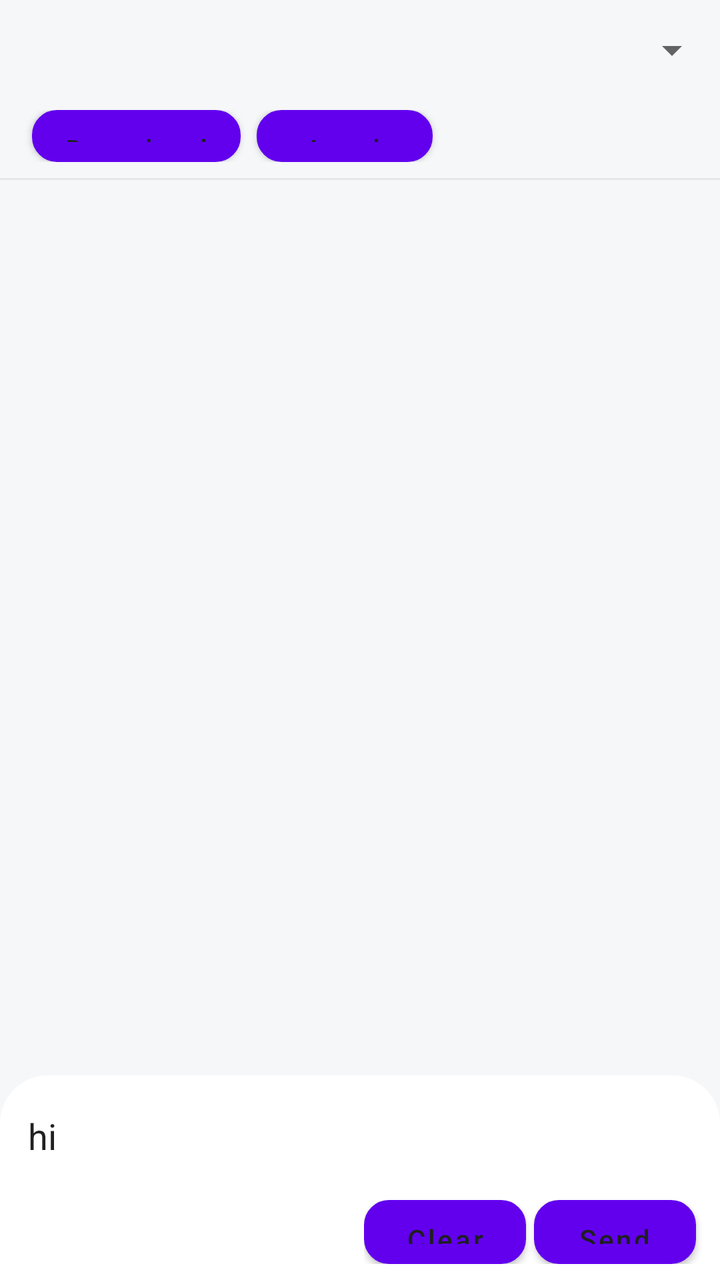
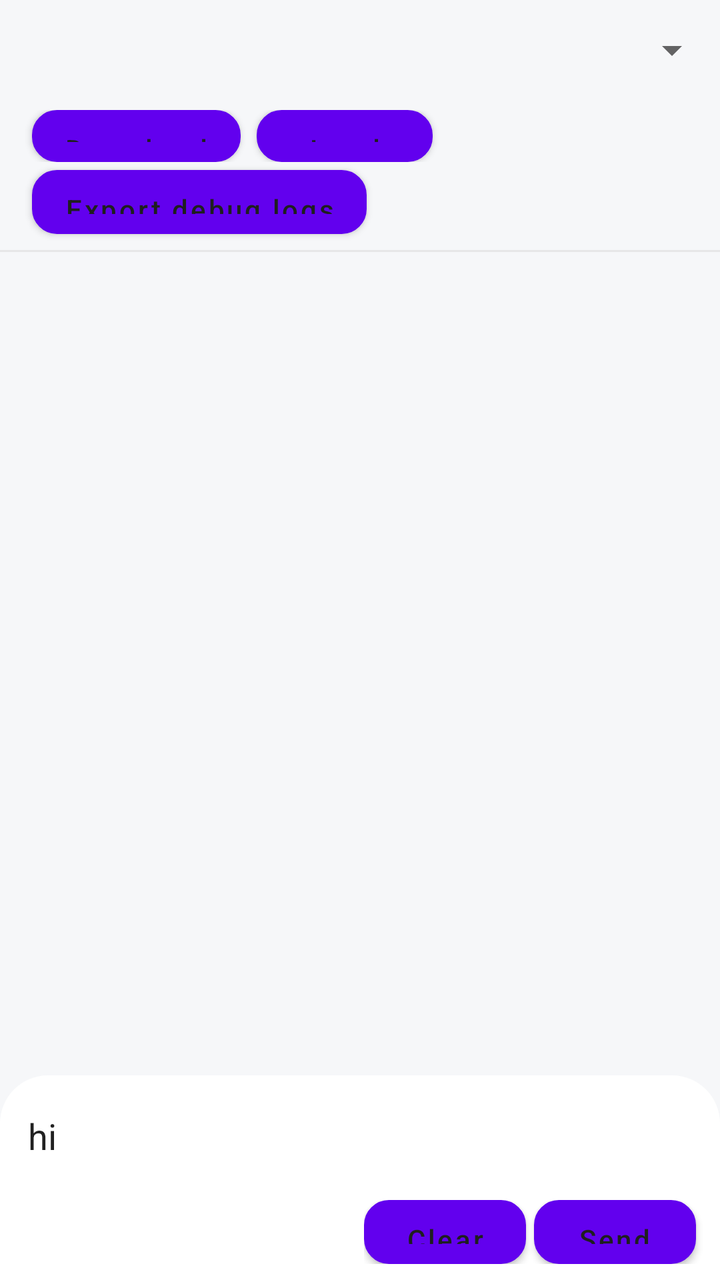

Two renders of the same Android screen: before a commit and after it. Below are the layout's source before the change and the commit's diff.
<!-- AndroidManifest.xml: application theme Theme.MaterialComponents.Light.NoActionBar -->
<!-- res/layout/activity_main.xml -->
<?xml version="1.0" encoding="utf-8"?>
<RelativeLayout xmlns:android="http://schemas.android.com/apk/res/android"
    xmlns:app="http://schemas.android.com/apk/res-auto"
    xmlns:tools="http://schemas.android.com/tools"
    android:layout_width="match_parent"
    android:layout_height="match_parent"
    android:layout_marginStart="0dp"
    android:layout_marginEnd="0dp"
    android:layout_marginBottom="20dp"
    android:background="@color/bg_normal"
    android:fitsSystemWindows="true">

    <LinearLayout
        android:layout_width="match_parent"
        android:layout_height="match_parent"
        android:orientation="vertical">

        
        <FrameLayout
            android:layout_width="match_parent"
            android:layout_height="50dp"
            android:layout_marginBottom="5dp">

            <Spinner
                android:id="@+id/sp_model_list"
                android:layout_width="match_parent"
                android:layout_height="match_parent"
                android:paddingLeft="10dp" />

            <View
                android:id="@+id/v_tip"
                android:layout_width="match_parent"
                android:layout_height="50dp"
                android:visibility="gone" />
        </FrameLayout>


        
        <LinearLayout
            android:layout_width="match_parent"
            android:layout_height="wrap_content"
            android:gravity="center_vertical"
            android:orientation="horizontal">

            <Button
                android:id="@+id/btn_download"
                android:layout_width="wrap_content"
                android:layout_height="26dp"
                android:layout_marginStart="16dp"
                android:layout_marginEnd="8dp"
                android:background="@drawable/btn_rounded_border"
                android:text="Download"
                android:textAllCaps="false"
                android:textColor="#1F1F1F" />

            <Button
                android:id="@+id/btn_load_model"
                android:layout_width="wrap_content"
                android:layout_height="26dp"
                android:layout_marginEnd="8dp"
                android:background="@drawable/btn_rounded_border"
                android:text="Load"
                android:textAllCaps="false"
                android:textColor="#1F1F1F" />

            <Button
                android:id="@+id/btn_unload_model"
                android:layout_width="wrap_content"
                android:layout_height="26dp"
                android:layout_marginEnd="8dp"
                android:background="@drawable/btn_rounded_border"
                android:text="Unload"
                android:textAllCaps="false"
                android:textColor="#1F1F1F"
                android:visibility="gone"
                tools:visibility="gone" />

            <Button
                android:id="@+id/btn_stop"
                android:layout_width="wrap_content"
                android:layout_height="26dp"
                android:layout_marginEnd="8dp"
                android:background="@drawable/btn_rounded_border"
                android:text="Stop"
                android:textAllCaps="false"
                android:textColor="#1F1F1F"
                android:visibility="gone"
                tools:visibility="gone" />

        </LinearLayout>

        <View
            android:layout_width="match_parent"
            android:layout_height="1dp"
            android:layout_marginTop="8dp"
            android:background="#E7E7E7" />

        <Button
            android:id="@+id/btn_test"
            android:layout_width="wrap_content"
            android:layout_height="wrap_content"
            android:text="test"
            android:visibility="gone" />

        <FrameLayout
            android:layout_width="match_parent"
            android:layout_height="match_parent">

            <LinearLayout
                android:layout_width="match_parent"
                android:layout_height="match_parent"
                android:orientation="vertical">

                
                <androidx.recyclerview.widget.RecyclerView
                    android:id="@+id/rv_chat"
                    android:layout_width="match_parent"
                    android:layout_height="0dp"
                    android:layout_weight="1"
                    android:clipToPadding="false"
                    android:padding="8dp"
                    android:scrollbars="vertical"
                    app:layoutManager="androidx.recyclerview.widget.LinearLayoutManager" />

                
                <LinearLayout
                    android:layout_width="match_parent"
                    android:layout_height="wrap_content"
                    android:background="@drawable/bg_input_box_background"
                    android:orientation="vertical"
                    android:paddingLeft="8dp"
                    android:paddingTop="6dp"
                    android:paddingRight="8dp">

                    <HorizontalScrollView
                        android:id="@+id/scroll_images"
                        android:layout_width="match_parent"
                        android:layout_height="100dp"
                        android:layout_margin="6dp"
                        android:overScrollMode="never"
                        android:visibility="gone">

                        <LinearLayout
                            android:id="@+id/ll_images_container"
                            android:layout_width="wrap_content"
                            android:layout_height="match_parent"
                            android:layout_marginLeft="6dp"
                            android:layout_marginEnd="6dp"
                            android:orientation="horizontal" />
                    </HorizontalScrollView>

                    <EditText
                        android:id="@+id/et_input"
                        android:layout_width="match_parent"
                        android:layout_height="wrap_content"
                        android:layout_marginTop="6dp"
                        android:layout_marginBottom="6dp"
                        android:background="@null"
                        android:hint="Type prompt..."
                        android:padding="6dp"
                        android:text="hi"
                        android:textColorHint="#ADADAD"
                        android:imeOptions="actionSend"
                        android:inputType="text" />

                    <LinearLayout
                        android:layout_width="match_parent"
                        android:layout_height="wrap_content"
                        android:orientation="horizontal"
                        android:paddingTop="8dp"
                        android:paddingBottom="8dp">

                        <LinearLayout
                            android:layout_width="0dp"
                            android:layout_height="wrap_content"
                            android:layout_marginRight="4dp"
                            android:layout_weight="1"
                            android:gravity="start"
                            android:orientation="horizontal">

                            <Button
                                android:id="@+id/btn_add_image"
                                android:layout_width="0dp"
                                android:layout_height="32dp"
                                android:layout_marginLeft="4dp"
                                android:layout_marginRight="4dp"
                                android:layout_weight="1"
                                android:background="@drawable/btn_rounded_border"
                                android:ellipsize="end"
                                android:singleLine="true"
                                android:text="Add Image"
                                android:textAllCaps="false"
                                android:textColor="#1F1F1F"
                                android:visibility="invisible" />

                        </LinearLayout>

                        <LinearLayout
                            android:layout_width="0dp"
                            android:layout_height="wrap_content"
                            android:layout_weight="1"
                            android:gravity="end"
                            android:orientation="horizontal">

                            <Button
                                android:id="@+id/btn_clear_history"
                                android:layout_width="0dp"
                                android:layout_height="32dp"
                                android:layout_marginRight="4dp"
                                android:layout_weight="1"
                                android:background="@drawable/btn_rounded_border"
                                android:ellipsize="end"
                                android:singleLine="true"
                                android:text="Clear"
                                android:textAllCaps="false"
                                android:textColor="#1F1F1F" />

                            <Button
                                android:id="@+id/btn_send"
                                android:layout_width="0dp"
                                android:layout_height="32dp"
                                android:layout_marginEnd="4dp"
                                android:layout_weight="1"
                                android:background="@drawable/btn_rounded_border"
                                android:ellipsize="end"
                                android:singleLine="true"
                                android:text="Send"
                                android:textAllCaps="false"
                                android:textColor="#1F1F1F" />
                        </LinearLayout>
                    </LinearLayout>
                </LinearLayout>
            </LinearLayout>
        </FrameLayout>

    </LinearLayout>

    
    <LinearLayout
        android:id="@+id/ll_downloading"
        android:layout_width="match_parent"
        android:layout_height="match_parent"
        android:clickable="true"
        android:gravity="center"
        android:orientation="vertical"
        android:visibility="invisible"
        tools:visibility="visible">

        <ProgressBar
            android:id="@+id/pb_downloading"
            android:layout_width="wrap_content"
            android:layout_height="wrap_content"
            android:layout_gravity="center" />

        <TextView
            android:id="@+id/tv_download_progress"
            android:layout_width="wrap_content"
            android:layout_height="wrap_content"
            android:text="0%" />

        <LinearLayout
            android:layout_width="wrap_content"
            android:layout_height="wrap_content"
            android:layout_marginTop="20dp"
            android:orientation="horizontal">

            <Button
                android:id="@+id/btn_cancel_download"
                android:layout_width="wrap_content"
                android:layout_height="30dp"
                android:background="@drawable/btn_rounded_border"
                android:text="cancel"
                android:textAllCaps="false" />

            <Button
                android:id="@+id/btn_retry_download"
                android:layout_width="wrap_content"
                android:layout_height="30dp"
                android:layout_marginLeft="20dp"
                android:background="@drawable/btn_rounded_border"
                android:text="retry"
                android:textAllCaps="false" />
        </LinearLayout>
    </LinearLayout>

    <LinearLayout
        android:id="@+id/ll_loading"
        android:layout_width="match_parent"
        android:layout_height="match_parent"
        android:clickable="true"
        android:gravity="center"
        android:orientation="vertical"
        android:visibility="invisible"
        tools:visibility="gone">

        <ProgressBar
            android:layout_width="wrap_content"
            android:layout_height="wrap_content"
            android:layout_gravity="center" />

        <TextView
            android:layout_width="wrap_content"
            android:layout_height="wrap_content"
            android:text="Loading" />
    </LinearLayout>

</RelativeLayout>
<!-- resources referenced by this layout -->
<resources>
  <color name="bg_normal">#F6F7F9</color>
  <!-- drawable bg_input_box_background (drawable) -->
  <?xml version="1.0" encoding="utf-8"?>
  <shape xmlns:android="http://schemas.android.com/apk/res/android"
      android:shape="rectangle">
      <solid android:color="#ffffff" />
      <corners
          android:topLeftRadius="24dp"
          android:topRightRadius="24dp"
          android:bottomLeftRadius="0dp"
          android:bottomRightRadius="0dp" />
  </shape>
  <!-- drawable btn_rounded_border (drawable) -->
  <?xml version="1.0" encoding="utf-8"?>
  <shape xmlns:android="http://schemas.android.com/apk/res/android"
      android:shape="rectangle">
      <corners android:radius="12dp" />
      <stroke
          android:width="1dp"
          android:color="#454545" />
      <solid android:color="#FFFFFFFF" />
      <padding
          android:left="2dp"
          android:top="0dp"
          android:right="2dp"
          android:bottom="0dp" />
  </shape>
</resources>

<!-- the commit's change to res/layout/activity_main.xml (unified diff, before → after) -->
@@ -88,6 +88,17 @@
                 tools:visibility="gone" />
 
         </LinearLayout>
+
+        <Button
+            android:id="@+id/btn_export_logs"
+            android:layout_width="wrap_content"
+            android:layout_height="32dp"
+            android:layout_marginStart="16dp"
+            android:layout_marginTop="4dp"
+            android:background="@drawable/btn_rounded_border"
+            android:text="Export debug logs"
+            android:textAllCaps="false"
+            android:textColor="#1F1F1F" />
 
         <View
             android:layout_width="match_parent"
